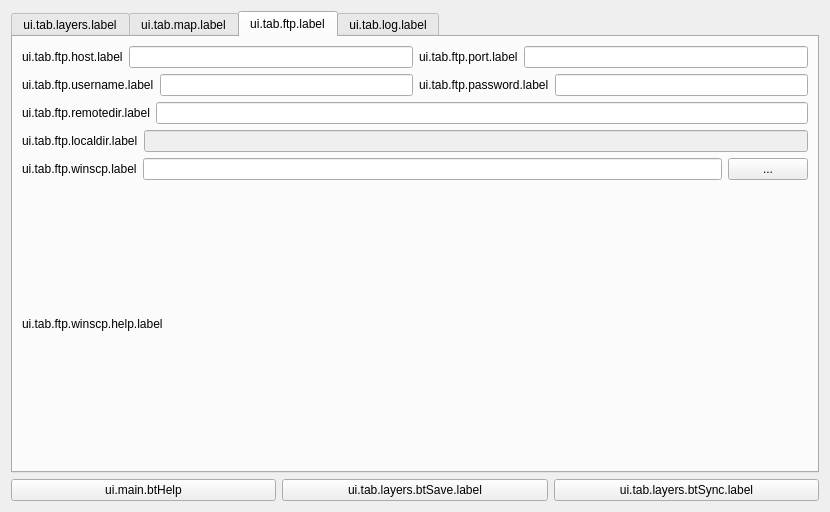
Above: ui_lizmap.ui from 3liz/lizmap-plugin before the change. Below: the same form after it.
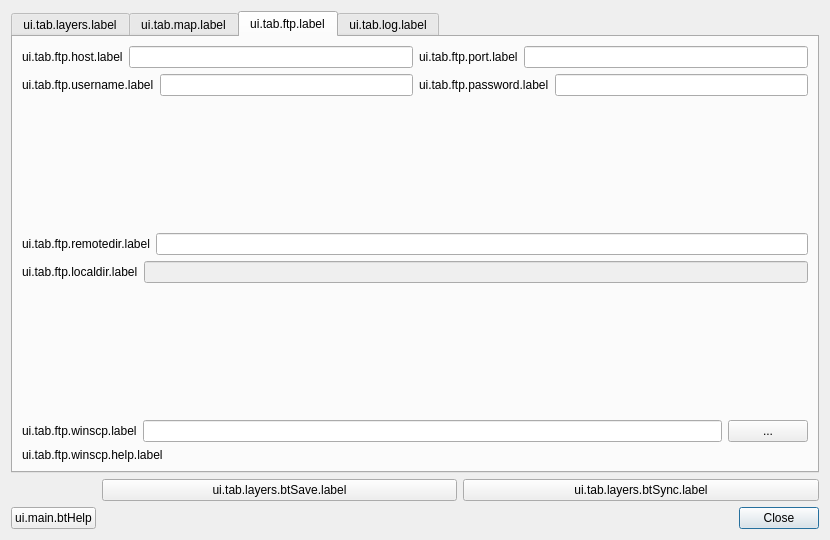
That is the form after the change. The open tabs and pages were chosen to show the change.

Commit message: Interface - Add a close button and rearrange some widgets

Patch:
```diff
--- a/ui_lizmap.ui
+++ b/ui_lizmap.ui
@@ -7,13 +7,57 @@
     <x>0</x>
     <y>0</y>
     <width>830</width>
-    <height>512</height>
+    <height>540</height>
    </rect>
   </property>
   <property name="windowTitle">
    <string>LizMap</string>
   </property>
   <layout class="QGridLayout" name="gridLayout">
+   <item row="2" column="1">
+    <spacer name="horizontalSpacer_2">
+     <property name="orientation">
+      <enum>Qt::Horizontal</enum>
+     </property>
+     <property name="sizeHint" stdset="0">
+      <size>
+       <width>40</width>
+       <height>20</height>
+      </size>
+     </property>
+    </spacer>
+   </item>
+   <item row="2" column="2">
+    <widget class="QDialogButtonBox" name="buttonClose">
+     <property name="standardButtons">
+      <set>QDialogButtonBox::Close</set>
+     </property>
+    </widget>
+   </item>
+   <item row="2" column="0">
+    <widget class="QPushButton" name="btHelp">
+     <property name="text">
+      <string>ui.main.btHelp</string>
+     </property>
+    </widget>
+   </item>
+   <item row="1" column="1">
+    <widget class="QPushButton" name="btSave">
+     <property name="text">
+      <string>ui.tab.layers.btSave.label</string>
+     </property>
+    </widget>
+   </item>
+   <item row="1" column="2">
+    <widget class="QPushButton" name="btSync">
+     <property name="enabled">
+      <bool>true</bool>
+     </property>
+     <property name="text">
+      <string>ui.tab.layers.btSync.label</string>
+     </property>
+    </widget>
+   </item>
    <item row="0" column="0" colspan="3">
     <widget class="QTabWidget" name="tabWidget">
      <property name="currentIndex">
@@ -395,7 +439,37 @@
       <attribute name="title">
        <string>ui.tab.ftp.label</string>
       </attribute>
-      <layout class="QGridLayout" name="gridLayout_4">
+      <layout class="QGridLayout" name="gridLayout_10">
+       <item row="6" column="0">
+        <widget class="QLabel" name="lbWinscpHelp">
+         <property name="text">
+          <string>ui.tab.ftp.winscp.help.label</string>
+         </property>
+        </widget>
+       </item>
+       <item row="4" column="0">
+        <layout class="QHBoxLayout" name="horizontalLayout_10">
+         <item>
+          <widget class="QLabel" name="lbWinscpIn">
+           <property name="text">
+            <string>ui.tab.ftp.winscp.label</string>
+           </property>
+          </widget>
+         </item>
+         <item>
+          <widget class="QLineEdit" name="inWinscpPath"/>
+         </item>
+         <item>
+          <widget class="QPushButton" name="btWinscpPath">
+           <property name="text">
+            <string>...</string>
+           </property>
+          </widget>
+         </item>
+        </layout>
+       </item>
+       <item row="0" column="0">
+        <layout class="QGridLayout" name="gridLayout_9">
        <item row="0" column="0">
         <layout class="QHBoxLayout" name="horizontalLayout">
          <item>
@@ -451,21 +525,11 @@
          </item>
         </layout>
        </item>
-       <item row="2" column="0">
-        <layout class="QHBoxLayout" name="horizontalLayout_6">
-         <item>
-          <widget class="QLabel" name="label_6">
-           <property name="text">
-            <string>ui.tab.ftp.remotedir.label</string>
-           </property>
-          </widget>
-         </item>
-         <item>
-          <widget class="QLineEdit" name="inRemotedir"/>
-         </item>
         </layout>
        </item>
-       <item row="3" column="0">
+       <item row="2" column="0">
+        <layout class="QGridLayout" name="gridLayout_8">
+         <item row="1" column="0">
         <layout class="QHBoxLayout" name="horizontalLayout_5">
          <item>
           <widget class="QLabel" name="label_5">
@@ -483,41 +547,47 @@
          </item>
         </layout>
        </item>
-       <item row="4" column="0">
-        <layout class="QHBoxLayout" name="horizontalLayout_7">
+         <item row="0" column="0">
+          <layout class="QHBoxLayout" name="horizontalLayout_6">
          <item>
-          <layout class="QVBoxLayout" name="verticalLayout_3">
-           <item>
-            <layout class="QHBoxLayout" name="horizontalLayout_10">
-             <item>
-              <widget class="QLabel" name="lbWinscpIn">
+            <widget class="QLabel" name="label_6">
                <property name="text">
-                <string>ui.tab.ftp.winscp.label</string>
+              <string>ui.tab.ftp.remotedir.label</string>
                </property>
               </widget>
              </item>
              <item>
-              <widget class="QLineEdit" name="inWinscpPath"/>
-             </item>
-             <item>
-              <widget class="QPushButton" name="btWinscpPath">
-               <property name="text">
-                <string>...</string>
-               </property>
-              </widget>
+            <widget class="QLineEdit" name="inRemotedir"/>
+           </item>
+          </layout>
              </item>
             </layout>
            </item>
-           <item>
-            <widget class="QLabel" name="lbWinscpHelp">
-             <property name="text">
-              <string>ui.tab.ftp.winscp.help.label</string>
-             </property>
-            </widget>
-           </item>
-          </layout>
-         </item>
-        </layout>
+       <item row="1" column="0">
+        <spacer name="verticalSpacer">
+         <property name="orientation">
+          <enum>Qt::Vertical</enum>
+         </property>
+         <property name="sizeHint" stdset="0">
+          <size>
+           <width>20</width>
+           <height>40</height>
+          </size>
+         </property>
+        </spacer>
+       </item>
+       <item row="3" column="0">
+        <spacer name="verticalSpacer_2">
+         <property name="orientation">
+          <enum>Qt::Vertical</enum>
+         </property>
+         <property name="sizeHint" stdset="0">
+          <size>
+           <width>20</width>
+           <height>40</height>
+          </size>
+         </property>
+        </spacer>
        </item>
       </layout>
      </widget>
@@ -571,30 +641,6 @@
      </widget>
     </widget>
    </item>
-   <item row="1" column="0">
-    <widget class="QPushButton" name="btHelp">
-     <property name="text">
-      <string>ui.main.btHelp</string>
-     </property>
-    </widget>
-   </item>
-   <item row="1" column="1">
-    <widget class="QPushButton" name="btSave">
-     <property name="text">
-      <string>ui.tab.layers.btSave.label</string>
-     </property>
-    </widget>
-   </item>
-   <item row="1" column="2">
-    <widget class="QPushButton" name="btSync">
-     <property name="enabled">
-      <bool>true</bool>
-     </property>
-     <property name="text">
-      <string>ui.tab.layers.btSync.label</string>
-     </property>
-    </widget>
-   </item>
   </layout>
  </widget>
  <tabstops>
```
Left out of the diff: 28 changed lines with no effect on the pictures. Lines whose indentation alone changed are shown as unchanged. The commit also changes 1 other file.
